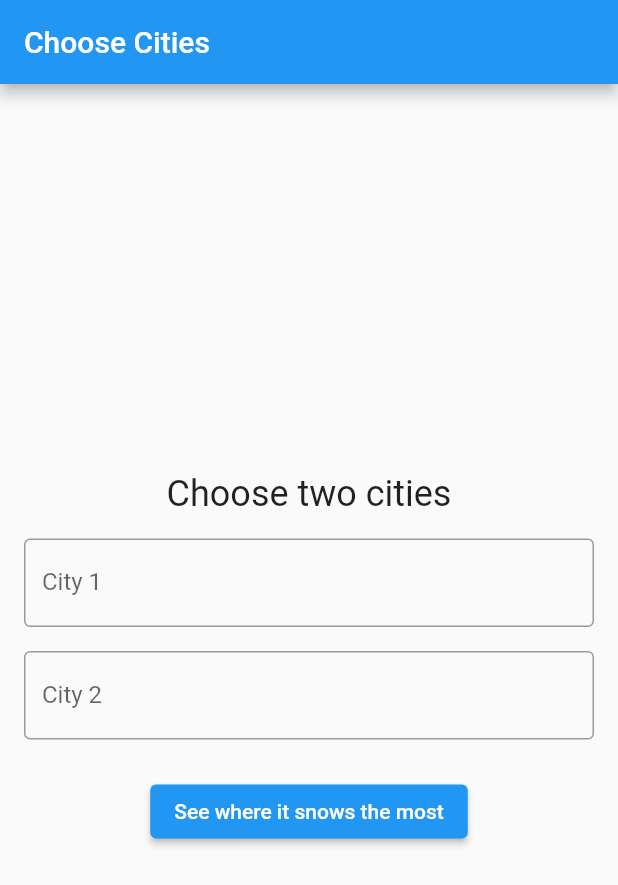
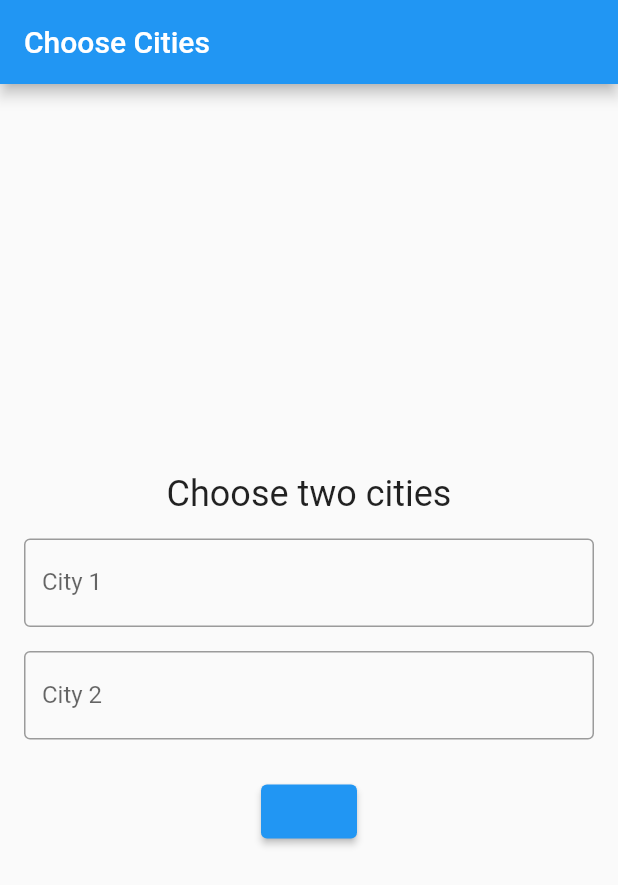
Before and after one commit to jakobvonessen/snowfall_app, a Flutter app: the screen it shows after launch, on a phone screen of 412 x 824 dp. Shown: the top 885 px of the screen. Run offline on Flutter 3.47's test engine with Material 2 defaults, Android fonts, the phone set to English and light mode, and no system bars; our stand-ins replace fluttertoast, google_maps_flutter.

Commit message:
Fixed autoselect, button text.

```diff
--- a/lib/main.dart
+++ b/lib/main.dart
@@ -72,13 +72,18 @@ class _MyAppState extends State<MyApp> {
   void onCitySelected(String city, Map<String, dynamic> coordinates) {
     setState(() {
       cityCoordinates[city] = coordinates;
+      buttonText = defaultButtonText;
     });
   }
 
-  String buttonText = 'See where it snows the most';
+  String defaultButtonText = 'See where it snows the most';
+  String buttonText = "";
 
   @override
   Widget build(BuildContext context) {
+    setState() {
+      buttonText = defaultButtonText;
+    }
     return MaterialApp(
       home: Scaffold(
         appBar: AppBar(
@@ -192,7 +197,8 @@ class _CityInputFieldState extends State<CityInputField> {
             ),
             onChanged: (value) {
               _fetchSuggestions(value);
-            }
+            },
+            onTap: () => widget.controller.selection = TextSelection(baseOffset: 0, extentOffset: widget.controller.value.text.length),
           ),
         ),
         Container(
```
